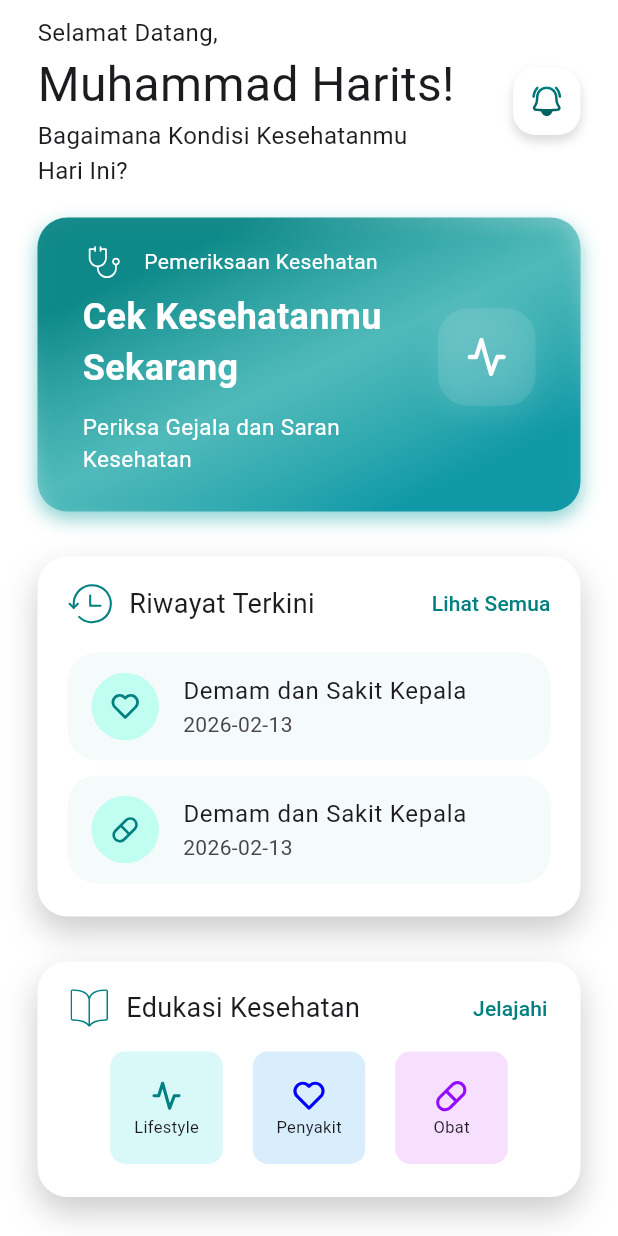
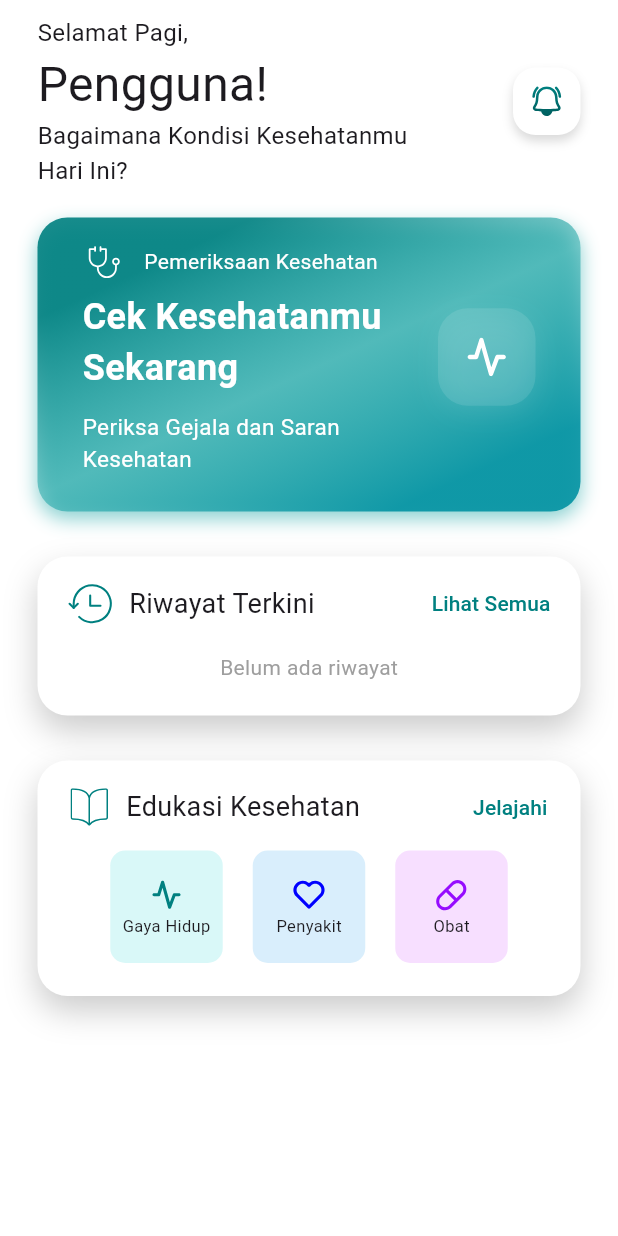
Before and after one commit to mii-harits/Solutis_Project, a Flutter app: the HomeScreen screen opened directly, on a phone screen of 412 x 824 dp. Run offline on Flutter 3.47's test engine with Material 3 defaults, Android fonts, the light colour scheme and no system bars; our stand-ins replace cloud_firestore, firebase_auth, firebase_core, flutter_svg, google_sign_in, phosphor_flutter and 2 more; accounts and stored records are empty; network calls fail.

Commit message:
Enhance user authentication and profile management with Firestore integration, update UI elements, and localize text in education section.

```diff
--- a/lib/view/education/education_screen.dart
+++ b/lib/view/education/education_screen.dart
@@ -156,10 +156,10 @@ class _EducationScreenState extends State<EducationScreen> {
                                                   : AppColor.teal,
                                             ),
 
-                                            SizedBox(width: 8),
+                                            SizedBox(width: 2),
 
                                             Text(
-                                              "Lifestyle",
+                                              "Gaya Hidup",
                                               style: TextStyle(
                                                 color: selectedIndex == 0
                                                     ? AppColor.white
@@ -198,7 +198,7 @@ class _EducationScreenState extends State<EducationScreen> {
                                                   : AppColor.teal,
                                             ),
 
-                                            SizedBox(width: 8),
+                                            SizedBox(width: 2),
 
                                             Text(
                                               "Penyakit",
@@ -240,7 +240,7 @@ class _EducationScreenState extends State<EducationScreen> {
                                                   : AppColor.teal,
                                             ),
 
-                                            SizedBox(width: 8),
+                                            SizedBox(width: 2),
 
                                             Text(
                                               "Obat",
@@ -357,7 +357,7 @@ class _EducationScreenState extends State<EducationScreen> {
                           items: [
                             DropdownMenuItem(
                               value: "lifestyle",
-                              child: Text("Lifestyle"),
+                              child: Text("Gaya Hidup"),
                             ),
                             DropdownMenuItem(
                               value: "penyakit",
--- a/lib/view/home/home_screen.dart
+++ b/lib/view/home/home_screen.dart
@@ -1,5 +1,9 @@
+import 'package:cloud_firestore/cloud_firestore.dart';
+import 'package:firebase_auth/firebase_auth.dart';
 import 'package:flutter/material.dart';
 import 'package:flutter_svg/flutter_svg.dart';
+import 'package:solutis_project/database/preference.dart';
+import 'package:solutis_project/models/disease_result_model.dart';
 import 'package:solutis_project/view/disease_analyst/first_analyst_screen.dart';
 import 'package:solutis_project/constant/app_color.dart';
 import 'package:solutis_project/extension/navigator.dart';
@@ -15,6 +19,90 @@ class HomeScreen extends StatefulWidget {
 
 class _HomeScreenState extends State<HomeScreen> {
   bool isUmum = true;
+  String greeting = "Selamat Datang,";
+  String username = "Pengguna";
+
+  List<DiseaseResultModel> recentResults = [];
+
+  @override
+  void initState() {
+    super.initState();
+    loadGreeting();
+    loadUsername();
+    loadRecentHistory();
+  }
+
+  void loadGreeting() async {
+    final hour = DateTime.now().hour;
+    bool hasEverLogin = await PreferenceHandler.getHasEverLogin();
+
+    print("hasEverLogin: $hasEverLogin");
+
+    String result;
+
+    if (!hasEverLogin) {
+      result = "Selamat Datang,";
+    } else if (hour >= 5 && hour < 11) {
+      result = "Selamat Pagi,";
+    } else if (hour >= 11 && hour < 15) {
+      result = "Selamat Siang,";
+    } else if (hour >= 15 && hour < 18) {
+      result = "Selamat Sore,";
+    } else {
+      result = "Selamat Malam,";
+    }
+
+    setState(() {
+      greeting = result;
+    });
+  }
+
+  Future<void> loadUsername() async {
+    try {
+      final user = FirebaseAuth.instance.currentUser;
+
+      if (user == null) return;
+
+      final doc = await FirebaseFirestore.instance
+          .collection('users')
+          .doc(user.uid)
+          .get();
+
+      if (doc.exists && doc.data()!.containsKey('username')) {
+        final name = doc['username'];
+
+        setState(() {
+          username = name.isNotEmpty ? name : "Pengguna";
+        });
+      } else {
+        setState(() {
+          username = "Pengguna";
+        });
+      }
+    } catch (e) {
+      print("Error ambil username: $e");
+    }
+  }
+
+  Future<void> loadRecentHistory() async {
+    final user = FirebaseAuth.instance.currentUser;
+    if (user == null) return;
+
+    final snapshot = await FirebaseFirestore.instance
+        .collection('history')
+        .where('userId', isEqualTo: user.uid)
+        .orderBy('createdAt', descending: true)
+        .limit(2) // ambil 2 terbaru
+        .get();
+
+    final data = snapshot.docs.map((doc) {
+      return DiseaseResultModel.fromMap(doc.data(), doc.id);
+    }).toList();
+
+    setState(() {
+      recentResults = data;
+    });
+  }
 
   @override
   Widget build(BuildContext context) {
@@ -33,14 +121,8 @@ class _HomeScreenState extends State<HomeScreen> {
                       child: Column(
                         crossAxisAlignment: CrossAxisAlignment.start,
                         children: [
-                          Text(
-                            "Selamat Datang,",
-                            style: TextStyle(fontSize: 16),
-                          ),
-                          Text(
-                            "Muhammad Harits!",
-                            style: TextStyle(fontSize: 32),
-                          ),
+                          Text(greeting, style: TextStyle(fontSize: 16)),
+                          Text("$username!", style: TextStyle(fontSize: 32)),
                           Text(
                             "Bagaimana Kondisi Kesehatanmu\nHari Ini?",
                             style: TextStyle(fontSize: 16),
@@ -83,107 +165,6 @@ class _HomeScreenState extends State<HomeScreen> {
                   ],
                 ),
 
-                // SizedBox(height: 15),
-
-                // LayoutBuilder(
-                //   builder: (context, constraints) {
-                //     double width = constraints.maxWidth;
-
-                //     return Container(
-                //       width: 250,
-                //       height: 40,
-                //       decoration: BoxDecoration(
-                //         color: AppColor.white,
-                //         borderRadius: BorderRadius.circular(20),
-                //         boxShadow: [
-                //           BoxShadow(
-                //             color: Colors.black.withOpacity(0.2),
-                //             blurRadius: 5,
-                //             offset: Offset(0, 4),
-                //           ),
-                //         ],
-                //       ),
-                //       child: Stack(
-                //         children: [
-                //           AnimatedAlign(
-                //             duration: Duration(milliseconds: 250),
-                //             curve: Curves.easeInOut,
-                //             alignment: isUmum
-                //                 ? Alignment.centerLeft
-                //                 : Alignment.centerRight,
-                //             child: Container(
-                //               width: width / 3,
-                //               margin: EdgeInsets.all(2.5),
-                //               decoration: BoxDecoration(
-                //                 gradient: LinearGradient(
-                //                   colors: [
-                //                     AppColor.teal.withOpacity(0.9),
-                //                     AppColor.teal3.withOpacity(0.7),
-                //                     AppColor.teal4.withOpacity(0.9),
-                //                   ],
-                //                   begin: Alignment(0, -1),
-                //                   end: Alignment(0.2, 1),
-                //                 ),
-                //                 borderRadius: BorderRadius.circular(20),
-                //               ),
-                //             ),
-                //           ),
-
-                //           Row(
-                //             children: [
-                //               Expanded(
-                //                 child: InkWell(
-                //                   borderRadius: BorderRadius.circular(20),
-                //                   onTap: () {
-                //                     setState(() {
-                //                       isUmum = true;
-                //                     });
-                //                   },
-                //                   child: Center(
-                //                     child: Text(
-                //                       "Mode Umum",
-                //                       style: TextStyle(
-                //                         color: isUmum
-                //                             ? Colors.white
-                //                             : Colors.black,
-                //                         fontWeight: isUmum
-                //                             ? FontWeight.bold
-                //                             : FontWeight.normal,
-                //                       ),
-                //                     ),
-                //                   ),
-                //                 ),
-                //               ),
-                //               Expanded(
-                //                 child: InkWell(
-                //                   borderRadius: BorderRadius.circular(20),
-                //                   onTap: () {
-                //                     setState(() {
-                //                       isUmum = false;
-                //                     });
-                //                   },
-                //                   child: Center(
-                //                     child: Text(
-                //                       "Mode Dokter",
-                //                       style: TextStyle(
-                //                         color: !isUmum
-                //                             ? Colors.white
-                //                             : Colors.black,
-                //                         fontWeight: !isUmum
-                //                             ? FontWeight.bold
-                //                             : FontWeight.normal,
-                //                       ),
-                //                     ),
-                //                   ),
-                //                 ),
-                //               ),
-                //             ],
-                //           ),
-                //         ],
-                //       ),
-                //     );
-                //   },
-                // ),
                 SizedBox(height: 20),
 
                 InkWell(
@@ -319,7 +300,15 @@ class _HomeScreenState extends State<HomeScreen> {
                       ),
 
                       SizedBox(height: 16),
-                      Container(
+                      recentResults.isEmpty
+                          ? Text(
+                              "Belum ada riwayat",
+                              style: TextStyle(color: Colors.grey),
+                            )
+                          : Column(
+                              children: recentResults.map((r) {
+                                return Container(
+                                  margin: EdgeInsets.only(bottom: 10),
                                   decoration: BoxDecoration(
                                     borderRadius: BorderRadius.circular(20),
                                     color: AppColor.teal.withOpacity(0.04),
@@ -330,41 +319,24 @@ class _HomeScreenState extends State<HomeScreen> {
                                       width: 45,
                                       decoration: BoxDecoration(
                                         borderRadius: BorderRadius.circular(30),
-                              color: AppColor.lightBlue.withOpacity(0.7),
+                                        color: AppColor.lightBlue.withOpacity(
+                                          0.7,
+                                        ),
                                       ),
                                       child: SvgPicture.asset(
                                         "assets/icons/Home Icon/Heart.svg",
                                         fit: BoxFit.scaleDown,
                                       ),
                                     ),
-                          title: Text("Demam dan Sakit Kepala"),
-                          subtitle: Text("2026-02-13"),
+                                    title: Text(r.complaint),
+                                    subtitle: Text(
+                                      "${r.createdAt.day.toString().padLeft(2, '0')}-"
+                                      "${r.createdAt.month.toString().padLeft(2, '0')}-"
+                                      "${r.createdAt.year}",
                                     ),
                                   ),
-
-                      SizedBox(height: 10),
-
-                      Container(
-                        decoration: BoxDecoration(
-                          borderRadius: BorderRadius.circular(20),
-                          color: AppColor.teal.withOpacity(0.04),
-                        ),
-                        child: ListTile(
-                          leading: Container(
-                            height: 45,
-                            width: 45,
-                            decoration: BoxDecoration(
-                              borderRadius: BorderRadius.circular(30),
-                              color: AppColor.lightBlue.withOpacity(0.7),
-                            ),
-                            child: SvgPicture.asset(
-                              "assets/icons/Home Icon/Medicine.svg",
-                              fit: BoxFit.scaleDown,
-                            ),
-                          ),
-                          title: Text("Demam dan Sakit Kepala"),
-                          subtitle: Text("2026-02-13"),
-                        ),
+                                );
+                              }).toList(),
                             ),
                     ],
                   ),
@@ -437,7 +409,7 @@ class _HomeScreenState extends State<HomeScreen> {
                                   width: 25,
                                 ),
                                 Text(
-                                  "Lifestyle",
+                                  "Gaya Hidup",
                                   style: TextStyle(fontSize: 11),
                                 ),
                               ],
```
Also changed, not shown: lib/view/Auth/login_screen.dart (+10 -1 lines), lib/view/Auth/register_screen.dart (+0 -56 lines), 1 other file. Lines whose indentation alone changed are shown as unchanged.
